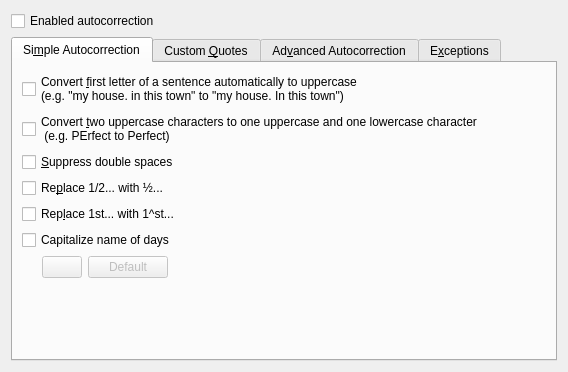
The window that messagecomposer/autocorrection/kmcomposerautocorrectionwidget.ui (chusopr/kdepim-ktimetracker-akonadi) describes before a commit, drawn with Qt 5.
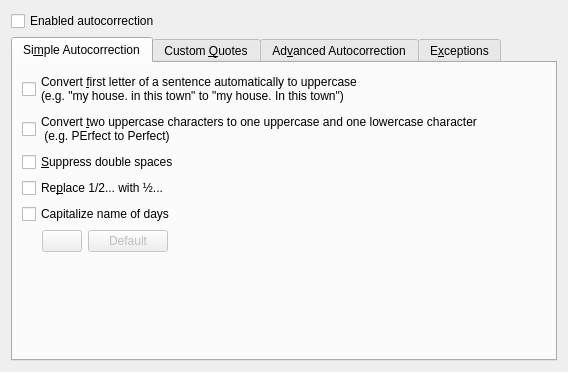
The same window after the commit.

Commit message: fix signal/Slot

Patch:
```diff
--- a/messagecomposer/autocorrection/kmcomposerautocorrectionwidget.ui
+++ b/messagecomposer/autocorrection/kmcomposerautocorrectionwidget.ui
@@ -69,16 +69,6 @@
          </property>
         </widget>
        </item>
-       <item>
-        <widget class="QCheckBox" name="autoSuperScript">
-         <property name="enabled">
-          <bool>true</bool>
-         </property>
-         <property name="text">
-          <string>Rep&amp;lace 1st... with 1^st...</string>
-         </property>
-        </widget>
-       </item>
        <item>
         <widget class="QCheckBox" name="capitalizeDaysName">
          <property name="text">
```
The commit also changes 2 other files.
